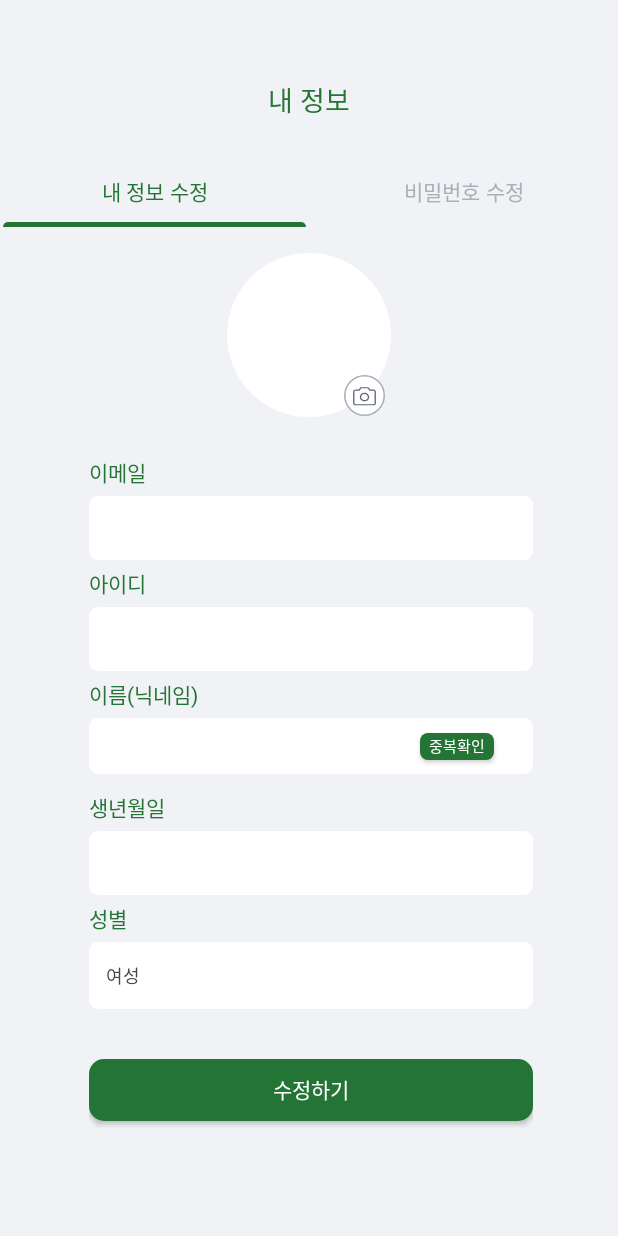
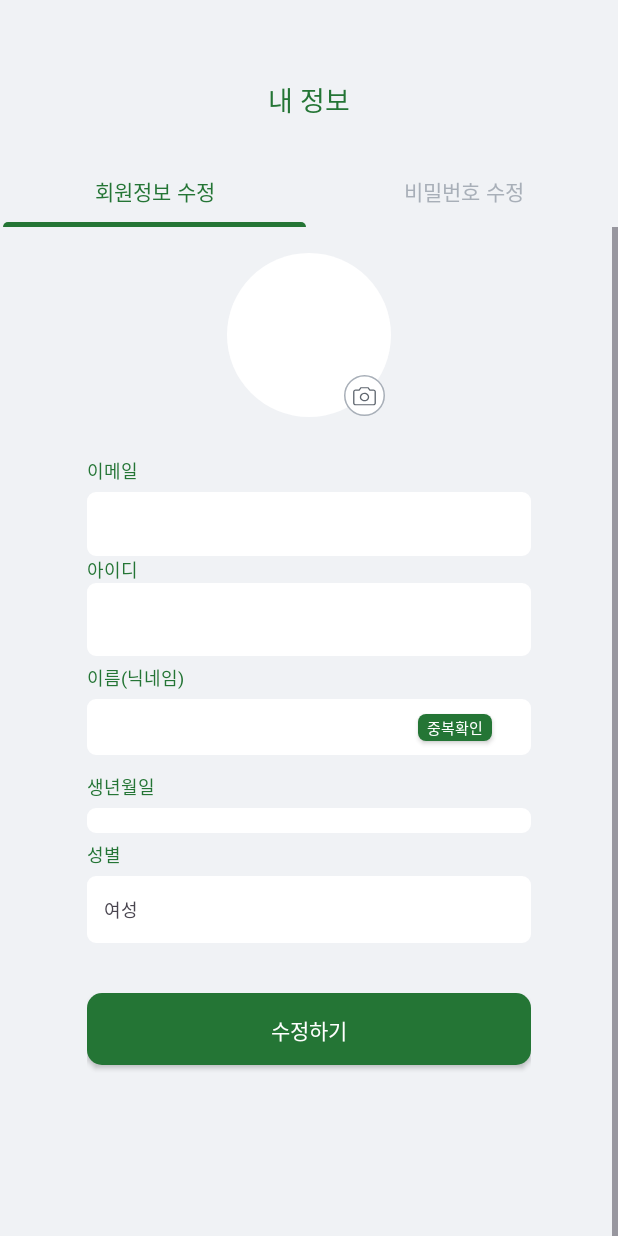
Before and after one commit to RE-FIT/Re-Fit-Android, an Android app: the MyInfoFragment screen opened through its navigation route, on a phone screen of 412 x 824 dp. Run offline under Robolectric (Android 15) with nearby library versions, the phone set to English and light mode, and no system bars; our stand-ins replace Timber, data binding, navigation-ui; network calls fail; pictures from the network do not load; 2 statements that could not run were skipped.

Commit message:
[FIX] 내 정보 UI 수정

```diff
--- a/app/src/main/java/com/example/refit/presentation/mypage/MyInfoFragment.kt
+++ b/app/src/main/java/com/example/refit/presentation/mypage/MyInfoFragment.kt
@@ -57,7 +57,7 @@ class MyInfoFragment : BaseFragment<FragmentMyInfoBinding>(R.layout.fragment_my_
 
     fun connectionTabLayout() {
 
-        val tabTitle = arrayOf("내 정보 수정", "비밀번호 수정")
+        val tabTitle = arrayOf("회원정보 수정", "비밀번호 수정")
 
         viewPager = binding.viewPager // viewPager 연결
         tabLayout = binding.tabLayout // tabLayout 연결
--- a/app/src/main/res/drawable/ic_my_feed_30.xml
+++ b/app/src/main/res/drawable/ic_my_feed_30.xml
@@ -1,5 +1,5 @@
-<vector android:height="30dp" android:viewportHeight="23"
-    android:viewportWidth="23" android:width="30dp" xmlns:android="http://schemas.android.com/apk/res/android">
+<vector android:height="20dp" android:viewportHeight="23"
+    android:viewportWidth="23" android:width="20dp" xmlns:android="http://schemas.android.com/apk/res/android">
     <path android:fillColor="#00000000"
         android:pathData="M16.938,1V16.938L11.313,14.125L5.688,16.938V1M16.938,1H18.813C19.558,1 20.274,1.296 20.801,1.824C21.329,2.351 21.625,3.067 21.625,3.813V18.813C21.625,19.558 21.329,20.274 20.801,20.801C20.274,21.329 19.558,21.625 18.813,21.625H3.813C3.067,21.625 2.351,21.329 1.824,20.801C1.296,20.274 1,19.558 1,18.813V3.813C1,3.067 1.296,2.351 1.824,1.824C2.351,1.296 3.067,1 3.813,1H5.688M16.938,1H5.688"
         android:strokeColor="#247535" android:strokeLineCap="round"
--- a/app/src/main/res/drawable/ic_my_info_30.xml
+++ b/app/src/main/res/drawable/ic_my_info_20.xml
@@ -1,5 +1,5 @@
-<vector android:height="30dp" android:viewportHeight="25"
-    android:viewportWidth="25" android:width="30dp" xmlns:android="http://schemas.android.com/apk/res/android">
+<vector android:height="22dp" android:viewportHeight="25"
+    android:viewportWidth="25" android:width="22dp" xmlns:android="http://schemas.android.com/apk/res/android">
     <path android:fillColor="#00000000"
         android:pathData="M19.728,20.656C18.855,19.5 17.725,18.562 16.427,17.916C15.13,17.271 13.7,16.936 12.251,16.937C10.801,16.936 9.372,17.271 8.074,17.916C6.777,18.562 5.647,19.5 4.773,20.656M19.728,20.656C21.433,19.14 22.635,17.142 23.177,14.926C23.72,12.71 23.576,10.382 22.765,8.25C21.954,6.118 20.514,4.283 18.636,2.988C16.758,1.693 14.531,1 12.25,1C9.969,1 7.742,1.693 5.864,2.988C3.986,4.283 2.546,6.118 1.735,8.25C0.924,10.382 0.78,12.71 1.323,14.926C1.865,17.142 3.069,19.14 4.773,20.656M19.728,20.656C17.671,22.491 15.008,23.504 12.251,23.5C9.493,23.504 6.831,22.491 4.773,20.656M16.001,9.437C16.001,10.432 15.606,11.385 14.902,12.089C14.199,12.792 13.245,13.187 12.251,13.187C11.256,13.187 10.302,12.792 9.599,12.089C8.896,11.385 8.501,10.432 8.501,9.437C8.501,8.443 8.896,7.489 9.599,6.785C10.302,6.082 11.256,5.687 12.251,5.687C13.245,5.687 14.199,6.082 14.902,6.785C15.606,7.489 16.001,8.443 16.001,9.437Z"
         android:strokeColor="#247535" android:strokeLineCap="round"
--- a/app/src/main/res/layout/fragment_my_info.xml
+++ b/app/src/main/res/layout/fragment_my_info.xml
@@ -24,7 +24,6 @@
 
         <com.google.android.material.tabs.TabLayout
             android:id="@+id/tabLayout"
-            style="@style/BoldFontKr.14"
             android:layout_width="match_parent"
             android:layout_height="wrap_content"
             android:layout_marginTop="23dp"
@@ -33,11 +32,13 @@
             app:layout_constraintStart_toStartOf="parent"
             app:layout_constraintTop_toBottomOf="@+id/my_feed_title"
             app:tabGravity="fill"
+            android:textAppearance="@style/BoldFontKr.14"
+            app:tabIndicatorAnimationMode="elastic"
             app:tabIndicatorColor="@color/green1"
             app:tabIndicatorFullWidth="true"
-            app:tabIndicatorAnimationMode="elastic"
             app:tabMode="fixed"
             app:tabRippleColor="@android:color/transparent"
+            app:tabSelectedTextAppearance="@style/BoldFontKr.14"
             app:tabSelectedTextColor="@color/green1"
             app:tabTextColor="@color/dark1" />
 
@@ -60,7 +61,7 @@
                 <androidx.viewpager2.widget.ViewPager2
                     android:id="@+id/viewPager"
                     android:layout_width="match_parent"
-                    android:layout_height="770dp"
+                    android:layout_height="830dp"
                     app:layout_constraintEnd_toEndOf="parent"
                     app:layout_constraintStart_toStartOf="parent"
                     app:layout_constraintTop_toTopOf="parent" />
--- a/app/src/main/res/layout/fragment_my_info_update.xml
+++ b/app/src/main/res/layout/fragment_my_info_update.xml
@@ -81,18 +81,18 @@
                     android:layout_height="wrap_content"
                     android:layout_marginStart="26dp"
                     android:layout_marginTop="8dp"
-                    android:layout_marginEnd="24dp"
+                    android:layout_marginEnd="26dp"
                     android:orientation="vertical"
                     app:layout_constraintEnd_toEndOf="parent"
                     app:layout_constraintStart_toStartOf="parent"
                     app:layout_constraintTop_toBottomOf="@+id/myInfo_name">
 
                     <TextView
-                        style="@style/BoldFontKr.14"
                         android:layout_width="match_parent"
                         android:layout_height="wrap_content"
                         android:layout_marginBottom="5dp"
                         android:text="@string/my_info_emailTxt"
+                        android:textAppearance="@style/MediumFontKr.12"
                         android:textColor="@color/green1" />
 
                     <EditText
@@ -112,16 +112,13 @@
                         android:textColor="@color/dark1" />
 
                     <TextView
-                        style="@style/BoldFontKr.14"
                         android:layout_width="match_parent"
                         android:layout_height="wrap_content"
-                        android:layout_marginTop="5dp"
-                        android:layout_marginBottom="5dp"
                         android:text="@string/my_info_idTxt"
+                        android:textAppearance="@style/MediumFontKr.12"
                         android:textColor="@color/green1" />
 
                     <EditText
-                        style="@style/RegularFont.12"
                         android:layout_width="match_parent"
                         android:layout_height="wrap_content"
                         android:autofillHints="username"
@@ -133,15 +130,16 @@
                         android:paddingEnd="0dp"
                         android:paddingBottom="13dp"
                         android:text="@{vm.myInfoResponse.loginId}"
+                        android:textAppearance="@style/RegularFont.12"
                         android:textColor="@color/dark1" />
 
                     <TextView
-                        style="@style/BoldFontKr.14"
                         android:layout_width="match_parent"
                         android:layout_height="wrap_content"
                         android:layout_marginTop="5dp"
                         android:layout_marginBottom="5dp"
                         android:text="@string/my_info_nameTxt"
+                        android:textAppearance="@style/MediumFontKr.12"
                         android:textColor="@color/green1" />
 
                     <FrameLayout
@@ -150,7 +148,6 @@
 
                         <EditText
                             android:id="@+id/et_nickname"
-                            style="@style/RegularFont.12"
                             android:layout_width="match_parent"
                             android:layout_height="37dp"
                             android:autofillHints="name"
@@ -160,11 +157,11 @@
                             android:paddingStart="11dp"
                             android:paddingEnd="0dp"
                             android:text="@{vm.myInfoResponse.name}"
+                            android:textAppearance="@style/RegularFontKr.12"
                             android:textColor="@color/black" />
 
                         <android.widget.Button
                             android:id="@+id/btn_nickName_check"
-                            style="@style/RegularFont.10"
                             android:layout_width="49dp"
                             android:layout_height="18dp"
                             android:layout_gravity="end"
@@ -176,41 +173,41 @@
                             android:padding="0dp"
                             android:shadowColor="@android:color/transparent"
                             android:text="@string/my_info_isCheck_nickname"
+                            android:textAppearance="@style/RegularFontKr.10"
                             android:textColor="@color/white" />
                     </FrameLayout>
 
                     <TextView
                         android:id="@+id/able_name"
-                        style="@style/MediumFont.10"
                         android:layout_width="wrap_content"
                         android:layout_height="wrap_content"
                         android:layout_marginTop="8dp"
                         android:text="@string/my_info_available_nickname"
+                        android:textAppearance="@style/RegularFontKr.10"
                         android:textColor="@color/green1"
                         android:visibility="gone" />
 
                     <TextView
                         android:id="@+id/enable_name"
-                        style="@style/MediumFont.10"
                         android:layout_width="wrap_content"
                         android:layout_height="wrap_content"
                         android:layout_marginTop="8dp"
                         android:text="@string/my_info_unavailable_nickname"
+                        android:textAppearance="@style/RegularFontKr.10"
                         android:textColor="@color/red"
                         android:visibility="gone" />
 
                     <TextView
-                        style="@style/BoldFontKr.14"
                         android:layout_width="match_parent"
                         android:layout_height="wrap_content"
                         android:layout_marginTop="12dp"
                         android:layout_marginBottom="5dp"
                         android:text="@string/my_info_dateTxt"
+                        android:textAppearance="@style/MediumFontKr.12"
                         android:textColor="@color/green1" />
 
                     <EditText
                         android:id="@+id/et_birthday"
-                        style="@style/RegularFont.12"
                         android:layout_width="match_parent"
                         android:layout_height="wrap_content"
                         android:autofillHints="birth"
@@ -218,41 +215,39 @@
                         android:inputType="date"
                         android:maxLength="10"
                         android:paddingStart="11dp"
-                        android:paddingTop="13dp"
-                        android:paddingEnd="0dp"
-                        android:paddingBottom="13dp"
                         android:text="@{vm.myInfoResponse.birth}"
+                        android:textAppearance="@style/RegularFontKr.12"
                         android:textColor="@color/black" />
 
                     <TextView
-                        style="@style/BoldFontKr.14"
                         android:layout_width="match_parent"
                         android:layout_height="wrap_content"
                         android:layout_marginTop="5dp"
                         android:layout_marginBottom="5dp"
                         android:text="@string/my_page_genderTxt"
+                        android:textAppearance="@style/MediumFontKr.12"
                         android:textColor="@color/green1" />
 
                     <Spinner
                         android:id="@+id/spinner_gender"
-                        style="@style/RegularFont.12"
                         android:layout_width="match_parent"
                         android:layout_height="wrap_content"
                         android:background="@drawable/et_mypage_round_10"
                         android:drawableEnd="@drawable/ic_arrow_bottom_14"
+                        android:switchTextAppearance="@style/RegularFontKr.12"
                         android:textSize="12sp" />
 
-                    <android.widget.Button
+                    <androidx.appcompat.widget.AppCompatButton
                         android:id="@+id/btn_my_info_update"
-                        style="@style/RegularFont.14"
                         android:layout_width="match_parent"
-                        android:layout_height="41dp"
+                        android:layout_height="wrap_content"
                         android:layout_marginTop="33dp"
                         android:layout_marginBottom="32dp"
                         android:background="@drawable/btn_my_info_pw"
                         android:backgroundTint="@{vm.isUpdatedOptions ? @color/green1 : @color/dark1}"
                         android:clickable="@{vm.isUpdatedOptions ? true : false, default = false}"
                         android:text="@string/my_info_btn_update"
+                        android:textAppearance="@style/RegularFont.14"
                         android:textColor="@color/white" />
 
                 </LinearLayout>
--- a/app/src/main/res/values/strings.xml
+++ b/app/src/main/res/values/strings.xml
@@ -233,7 +233,7 @@
 
     <string name="my_page_genderTxt">성별</string>
     <string name="my_page_title">MY PAGE</string>
-    <string name="my_page_setting">설정</string>
+    <string name="my_page_setting">환경설정</string>
 
     <string name="setting_title">설정</string>
     <string name="my_setting_stringTxt">정책</string>
```
Also changed, not shown: app/src/main/res/drawable/ic_scrap_20.xml (added, +13 -0 lines), app/src/main/res/drawable/ic_setting_30.xml (+2 -2 lines), app/src/main/res/layout/fragment_my_feed.xml (+5 -6 lines), app/src/main/res/layout/fragment_my_info_pw_update.xml (+10 -12 lines), app/src/main/res/layout/fragment_my_page.xml (+62 -68 lines).
